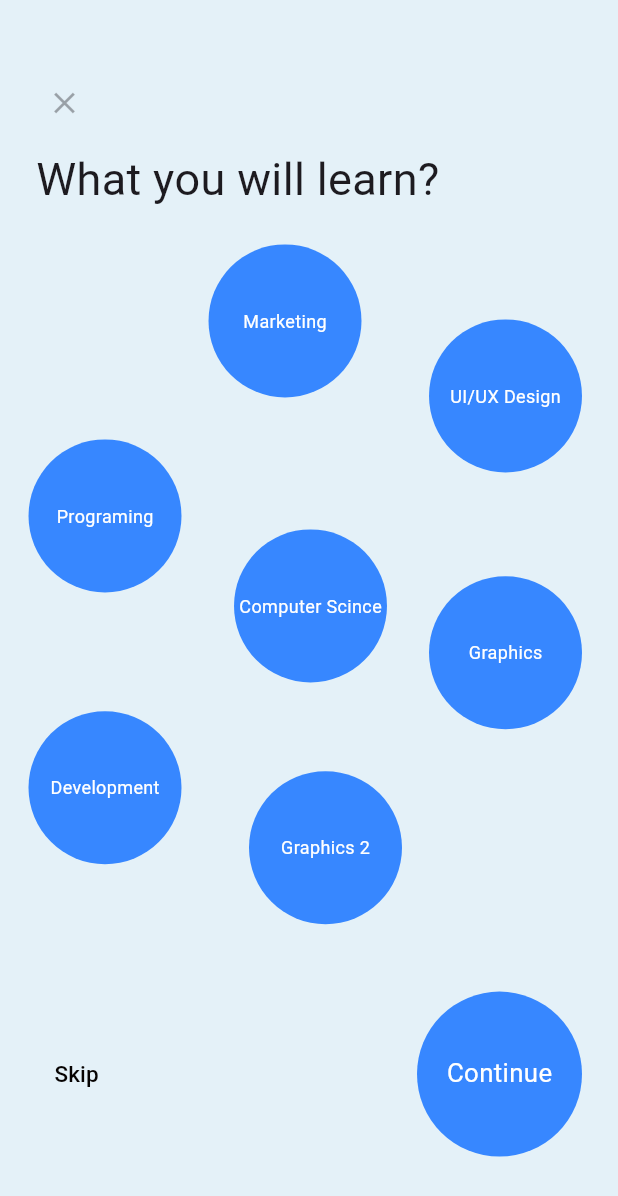
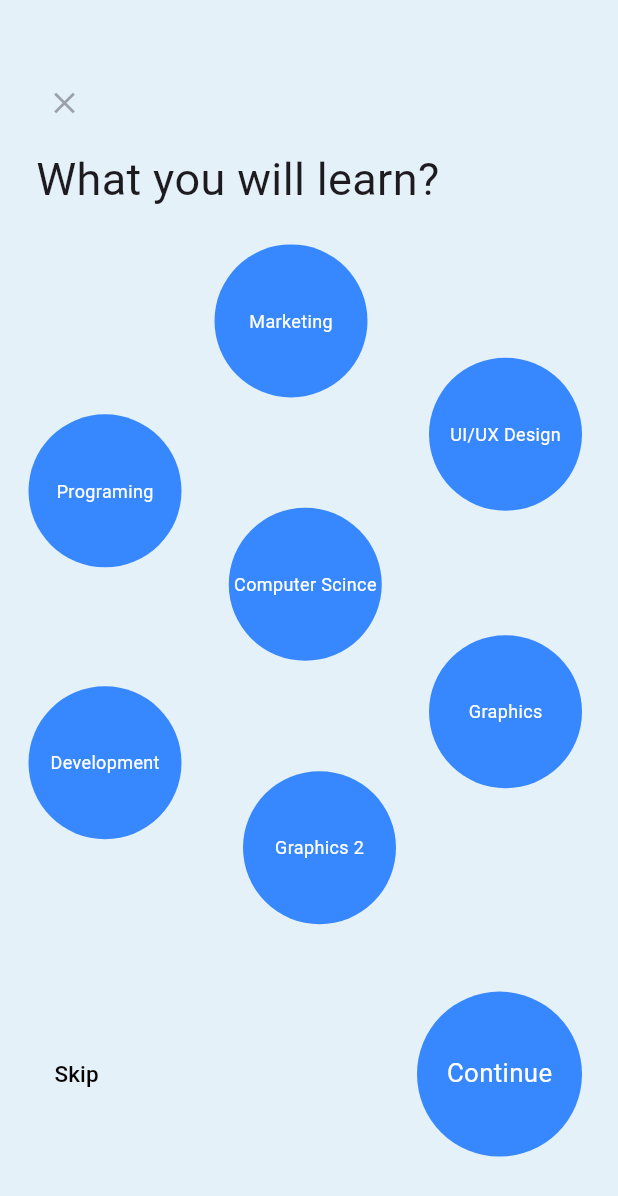
Before and after one commit to Nabil-Gabr/E-Learning-App, a Flutter app: the TrackView screen opened directly, on a phone screen of 412 x 824 dp. Shown: the top 1196 px of the screen. Run offline on Flutter 3.47's test engine with Material 3 defaults, Android fonts, the phone set to English and light mode, and no system bars; our stand-ins replace device_preview, flutter_svg, get.

```diff
--- a/lib/modules/level/views/widgets/custom_row_button.dart
+++ b/lib/modules/level/views/widgets/custom_row_button.dart
@@ -16,10 +16,25 @@ class CustomRowButton extends StatelessWidget {
       child: Row(
         mainAxisAlignment: MainAxisAlignment.spaceBetween,
         children: [
-          TextButton(onPressed: onPressed, child: const Text('Skip',style: TextStyle(fontSize: 15,color: AppColorLight.bodyTextColor),)),
-           CustomButton(text: 'Continue',fontSize: 17.2, width: 110, height: 110, borderRadius: 110,onTap: () {
-             Get.to(()=> const LevelView());
-           },),
+          TextButton(
+              onPressed: () {
+                Get.to(() => const LevelView());
+              },
+              child: const Text(
+                'Skip',
+                style:
+                    TextStyle(fontSize: 15, color: AppColorLight.bodyTextColor),
+              )),
+          CustomButton(
+            text: 'Continue',
+            fontSize: 17.2,
+            width: 110,
+            height: 110,
+            borderRadius: 110,
+            onTap: () {
+              Get.to(() => const LevelView());
+            },
+          ),
         ],
       ),
     );
--- a/lib/modules/level/views/widgets/custom_select_track.dart
+++ b/lib/modules/level/views/widgets/custom_select_track.dart
@@ -6,48 +6,42 @@ class CustomSelectTrack extends StatelessWidget {
 
   @override
   Widget build(BuildContext context) {
-    return  SizedBox(
+    return SizedBox(
         height: MediaQuery.sizeOf(context).height * .55,
-            child: const Stack(
+        child: LayoutBuilder(
+          builder: (context, constraints) => Stack(
             children: [
               Positioned(
                   top: 0,
-                  left: 120,
-                  child: BuildTopicCircle(textTopic: 'Marketing') ),
-
+                  left: constraints.maxWidth / 3,
+                  right: constraints.maxWidth / 3,
+                  child: const BuildTopicCircle(textTopic: 'Marketing')),
               Positioned(
-                    top: 50,
-                    right: 0,
-                    child: BuildTopicCircle(textTopic: 'UI/UX Design')
+                top: constraints.maxHeight / 4,
+                left: 0,
+                child: const BuildTopicCircle(textTopic: 'Programing'),
               ),
               Positioned(
-                    bottom: 40,
+                  top: constraints.maxHeight / 6,
+                  right: 0,
+                  child: const BuildTopicCircle(textTopic: 'UI/UX Design')),
+              const Align(
+                  alignment: Alignment.center,
+                  child: BuildTopicCircle(textTopic: 'Computer Scince')),
+              Positioned(
+                  bottom: constraints.maxHeight / 8,
                   left: 0,
-                    child: BuildTopicCircle(textTopic: 'Development')
-                  ),
+                  child: const BuildTopicCircle(textTopic: 'Development')),
               Positioned(
                   bottom: 0,
-                    right: 120,
-                    child: BuildTopicCircle(textTopic: 'Graphics 2')
+                  right: constraints.maxWidth / 3,
+                  child:const  BuildTopicCircle(textTopic: 'Graphics 2')),
+              Positioned(
+                  bottom: constraints.maxHeight / 5,
+                  right: 0,
+                  child: const BuildTopicCircle(textTopic: 'Graphics')),
+            ],
           ),
-                  Positioned(
-                    top: 190,
-                    bottom: 100,
-                    right: 130,
-                    child: BuildTopicCircle(textTopic: 'Computer Scince')
-                  ),
-
-                  Positioned(
-                  top: 130,
-                  left: 0,
-                  child: BuildTopicCircle(textTopic: 'Programing'),),
-
-                  Positioned(
-                  bottom: 130,
-                  right: 0,
-                  child: BuildTopicCircle(textTopic: 'Graphics')),
-
-              ],),
-          );
+        ));
   }
 }
--- a/lib/modules/onboarding/controller/onboarding_controller/onboarding_controller_repo_impl.dart
+++ b/lib/modules/onboarding/controller/onboarding_controller/onboarding_controller_repo_impl.dart
@@ -16,7 +16,7 @@ class OnboardingControllerRepoImpl extends OnboardingControllerRepo {
       Get.toNamed( AppGetPages.onboardingLogintView);
     } else {
       if (currenPageStart + 1 == onboardingStartList.length) {
-        textS = 'Start';
+        textS = 'Get Started';
         update();
       }
       pageControllerStart.animateToPage(currenPageStart,
--- a/pubspec.yaml
+++ b/pubspec.yaml
@@ -40,6 +40,7 @@ dependencies:
   font_awesome_flutter: ^10.7.0
   flutter_svg: ^2.0.10+1
   shared_preferences: ^2.3.2
+  device_preview: ^1.2.0
 
 dev_dependencies:
   flutter_test:
```
Also changed, not shown: lib/main.dart (+12 -3 lines), lib/modules/onboarding/data/datasource/static/static.dart (+4 -3 lines), lib/modules/onboarding/data/models/onboarding_login_model.dart (added, +7 -0 lines), pubspec.lock. Lines whose indentation alone changed are shown as unchanged.
